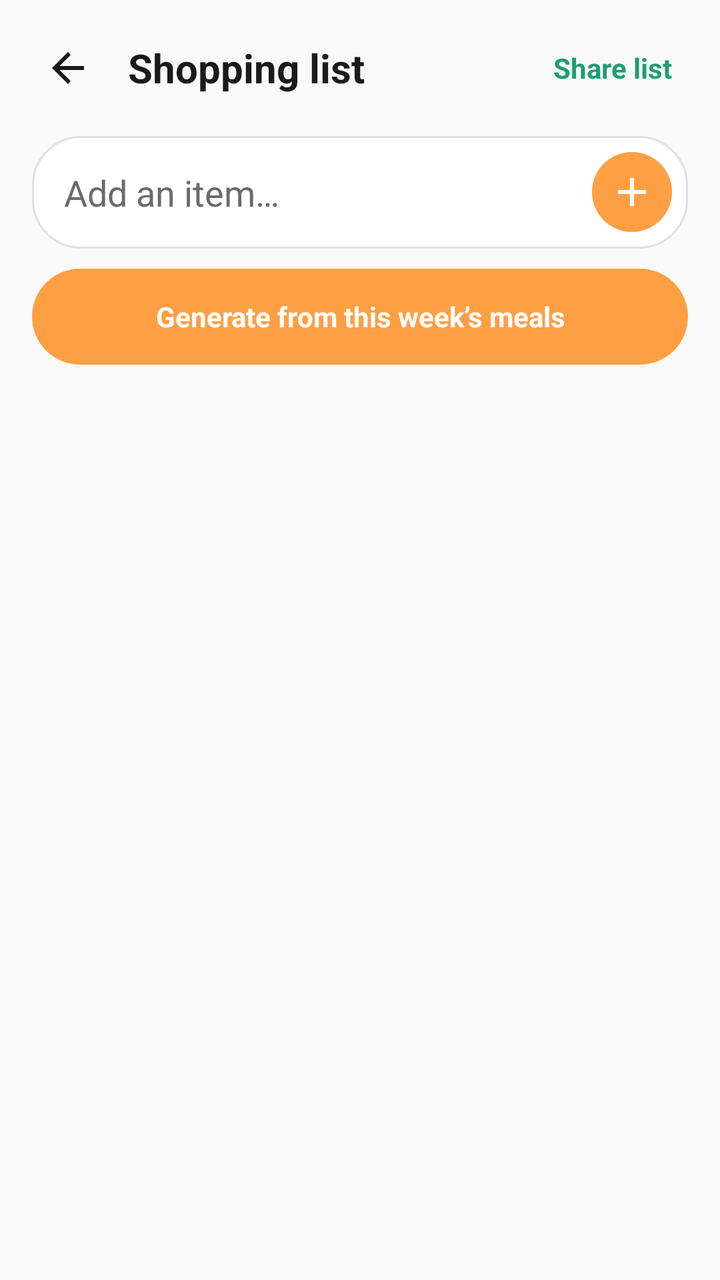
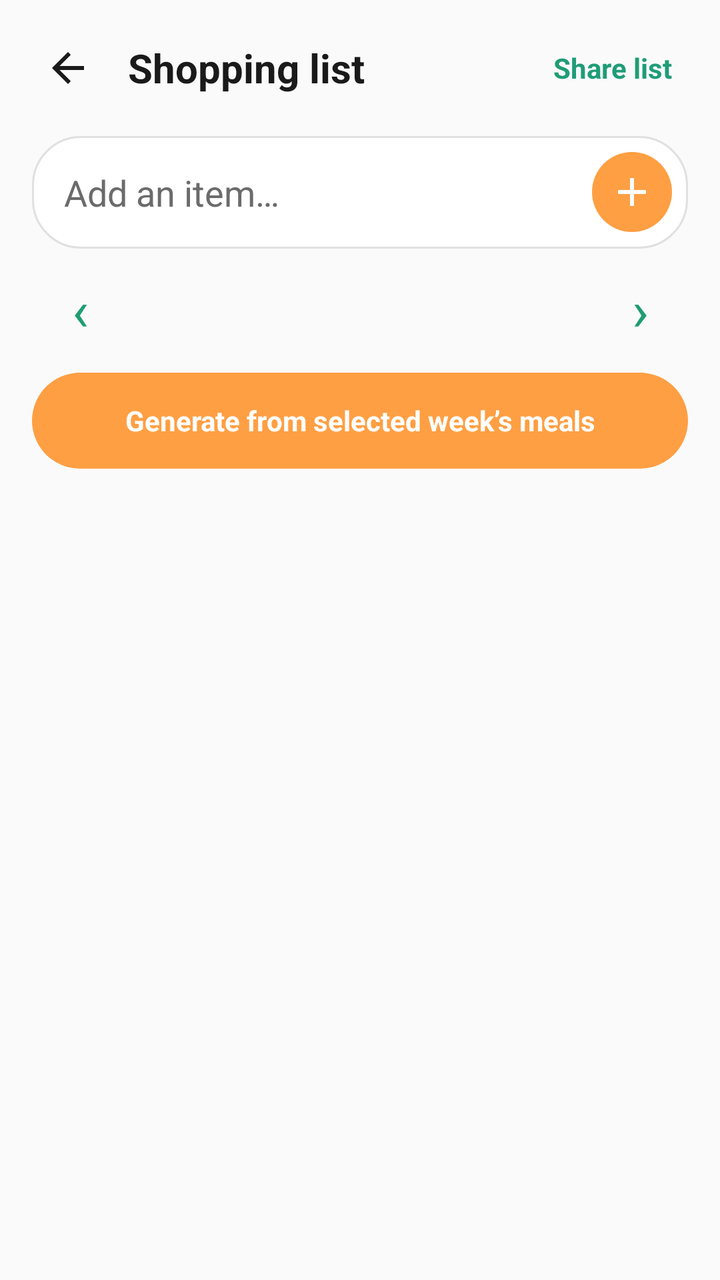

Before-and-after screenshots of an Android layout around one commit, followed by the original layout XML and the change that was made.
<!-- AndroidManifest.xml: application theme Theme.Rannaghor -->
<!-- res/layout/activity_shopping_list.xml -->
<?xml version="1.0" encoding="utf-8"?>
<LinearLayout xmlns:android="http://schemas.android.com/apk/res/android"
    android:layout_width="match_parent"
    android:layout_height="match_parent"
    android:orientation="vertical"
    android:background="@color/background">

    <LinearLayout
        android:layout_width="match_parent"
        android:layout_height="wrap_content"
        android:orientation="horizontal"
        android:padding="16dp"
        android:gravity="center_vertical">

        <ImageButton
            android:id="@+id/buttonBack"
            android:layout_width="36dp"
            android:layout_height="36dp"
            android:background="@android:color/transparent"
            android:src="@drawable/ic_back"
            android:contentDescription="@string/previous_step" />

        <TextView
            android:layout_width="0dp"
            android:layout_height="wrap_content"
            android:layout_weight="1"
            android:layout_marginStart="12dp"
            android:text="Shopping list"
            android:textColor="@color/text_primary"
            android:textSize="20sp"
            android:textStyle="bold" />

        <TextView
            android:id="@+id/buttonShareList"
            android:layout_width="wrap_content"
            android:layout_height="wrap_content"
            android:text="@string/share_list"
            android:textColor="@color/primary"
            android:textStyle="bold"
            android:padding="8dp" />
    </LinearLayout>

    <LinearLayout
        android:layout_width="match_parent"
        android:layout_height="wrap_content"
        android:orientation="horizontal"
        android:layout_marginHorizontal="16dp"
        android:background="@drawable/bg_search_box"
        android:gravity="center_vertical"
        android:padding="4dp">

        <EditText
            android:id="@+id/editShoppingItem"
            android:layout_width="0dp"
            android:layout_height="wrap_content"
            android:layout_weight="1"
            android:background="@android:color/transparent"
            android:hint="Add an item…"
            android:padding="12dp" />

        <ImageButton
            android:id="@+id/buttonAddItem"
            android:layout_width="40dp"
            android:layout_height="40dp"
            android:layout_margin="4dp"
            android:background="@drawable/bg_rounded_button"
            android:src="@drawable/ic_add"
            android:contentDescription="@string/add_item" />
    </LinearLayout>

    <TextView
        android:id="@+id/buttonGenerateFromPlan"
        android:layout_width="match_parent"
        android:layout_height="48dp"
        android:layout_marginHorizontal="16dp"
        android:layout_marginTop="10dp"
        android:background="@drawable/bg_rounded_button"
        android:gravity="center"
        android:text="@string/generate_shopping_list"
        android:textColor="@color/white"
        android:textStyle="bold" />

    <androidx.recyclerview.widget.RecyclerView
        android:id="@+id/recyclerShopping"
        android:layout_width="match_parent"
        android:layout_height="0dp"
        android:layout_weight="1"
        android:layout_marginTop="8dp" />

</LinearLayout>
<!-- resources referenced by this layout -->
<resources>
  <color name="background">#FAFAFA</color>
  <color name="primary">#1F9D74</color>
  <color name="text_primary">#1A1A1A</color>
  <color name="white">#FFFFFF</color>
  <!-- drawable bg_rounded_button (drawable) -->
  <?xml version="1.0" encoding="utf-8"?>
  <shape xmlns:android="http://schemas.android.com/apk/res/android">
      <solid android:color="@color/accent" />
      <corners android:radius="28dp" />
  </shape>
  <!-- drawable bg_search_box (drawable) -->
  <?xml version="1.0" encoding="utf-8"?>
  <shape xmlns:android="http://schemas.android.com/apk/res/android">
      <solid android:color="@color/surface" />
      <corners android:radius="24dp" />
      <stroke android:width="1dp" android:color="@color/divider" />
  </shape>
  <!-- drawable ic_add (drawable) -->
  <vector xmlns:android="http://schemas.android.com/apk/res/android"
      android:width="24dp" android:height="24dp" android:viewportWidth="24" android:viewportHeight="24">
      <path android:fillColor="@color/white"
          android:pathData="M19,13h-6v6h-2v-6H5v-2h6V5h2v6h6v2z"/>
  </vector>
  <!-- drawable ic_back (drawable) -->
  <vector xmlns:android="http://schemas.android.com/apk/res/android"
      android:width="24dp" android:height="24dp" android:viewportWidth="24" android:viewportHeight="24">
      <path android:fillColor="@color/text_primary"
          android:pathData="M20,11H7.8l5.6,-5.6L12,4l-8,8 8,8 1.4,-1.4L7.8,13H20v-2z"/>
  </vector>
  <string name="add_item">Add item</string>
  <string name="generate_shopping_list">Generate from this week’s meals</string>
  <string name="previous_step">Back</string>
  <string name="share_list">Share list</string>
  <style name="Theme.Rannaghor" parent="Theme.MaterialComponents.Light.NoActionBar">
          <item name="colorPrimary">@color/primary</item>
          <item name="colorPrimaryDark">@color/primary_dark</item>
          <item name="colorAccent">@color/accent</item>
          <item name="colorOnPrimary">@color/white</item>
          <item name="colorOnSurface">@color/text_primary</item>
          <item name="android:textColorPrimary">@color/text_primary</item>
          <item name="android:textColorSecondary">@color/text_secondary</item>
          <item name="android:textColorHint">@color/text_secondary</item>
          <item name="android:colorBackground">@color/background</item>
          <item name="android:windowBackground">@color/background</item>
          <item name="android:statusBarColor">@color/primary_dark</item>
          <item name="android:windowLightStatusBar">false</item>
      </style>
  <color name="accent">#FF9F43</color>
  <color name="surface">#FFFFFF</color>
  <color name="divider">#E0E0E0</color>
  <color name="primary_dark">#15785A</color>
  <color name="text_secondary">#6B6B6B</color>
</resources>

<!-- the commit's change to res/layout/activity_shopping_list.xml (unified diff, before → after) -->
@@ -68,6 +68,45 @@
             android:contentDescription="@string/add_item" />
     </LinearLayout>
 
+    <LinearLayout
+        android:layout_width="match_parent"
+        android:layout_height="wrap_content"
+        android:layout_marginHorizontal="16dp"
+        android:layout_marginTop="8dp"
+        android:gravity="center"
+        android:orientation="horizontal">
+
+        <TextView
+            android:id="@+id/buttonPreviousWeek"
+            android:layout_width="48dp"
+            android:layout_height="44dp"
+            android:contentDescription="@string/previous_week"
+            android:gravity="center"
+            android:text="‹"
+            android:textColor="@color/primary"
+            android:textSize="28sp" />
+
+        <TextView
+            android:id="@+id/textSelectedWeek"
+            android:layout_width="0dp"
+            android:layout_height="wrap_content"
+            android:layout_weight="1"
+            android:gravity="center"
+            android:textColor="@color/text_primary"
+            android:textSize="16sp"
+            android:textStyle="bold" />
+
+        <TextView
+            android:id="@+id/buttonNextWeek"
+            android:layout_width="48dp"
+            android:layout_height="44dp"
+            android:contentDescription="@string/next_week"
+            android:gravity="center"
+            android:text="›"
+            android:textColor="@color/primary"
+            android:textSize="28sp" />
+    </LinearLayout>
+
     <TextView
         android:id="@+id/buttonGenerateFromPlan"
         android:layout_width="match_parent"
<!-- resource entries referenced after the edit -->
@@ -30,8 +30,10 @@
           android:pathData="M20,11H7.8l5.6,-5.6L12,4l-8,8 8,8 1.4,-1.4L7.8,13H20v-2z"/>
   </vector>
   <string name="add_item">Add item</string>
-  <string name="generate_shopping_list">Generate from this week’s meals</string>
+  <string name="generate_shopping_list">Generate from selected week’s meals</string>
+  <string name="next_week">Next week</string>
   <string name="previous_step">Back</string>
+  <string name="previous_week">Previous week</string>
   <string name="share_list">Share list</string>
   <style name="Theme.Rannaghor" parent="Theme.MaterialComponents.Light.NoActionBar">
           <item name="colorPrimary">@color/primary</item>
